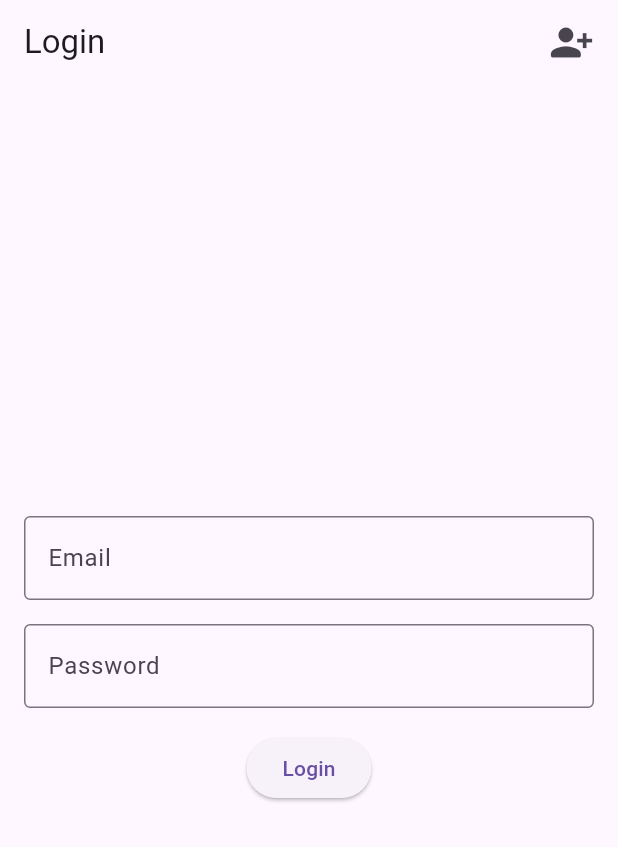
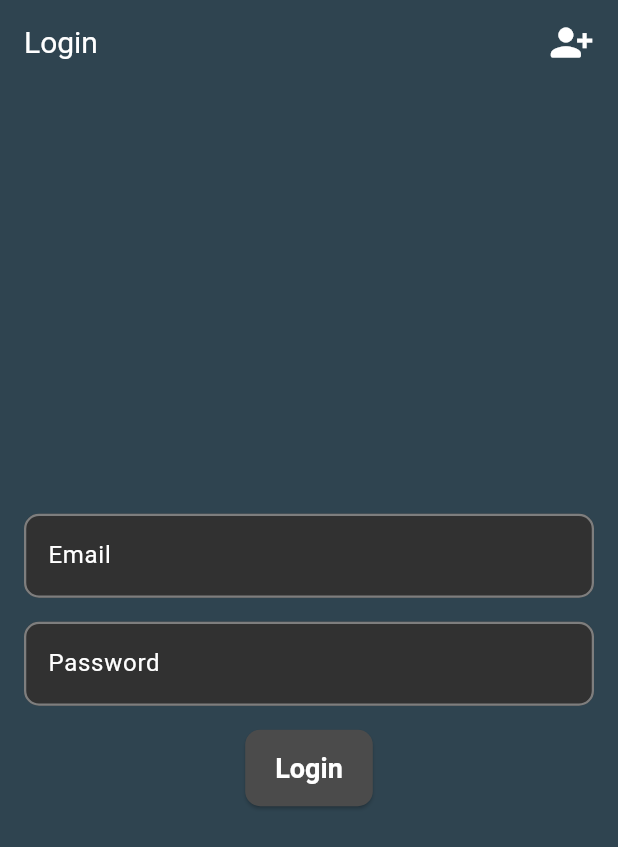
Before and after one commit to random-Kagamine-Rin-Shadow-y-un-Tilin/SEIM_canary, a Flutter app: the screen it shows after launch, on a phone screen of 412 x 824 dp. Shown: the top 847 px of the screen. Run offline on Flutter 3.47's test engine with Material 3 defaults, Android fonts, the light colour scheme and no system bars; missing offline and left inert: mongo_dart.

Commit message:
0.1.0 - fondo agregado

```diff
--- a/lib/main.dart
+++ b/lib/main.dart
@@ -3,6 +3,7 @@ import 'package:seim_canary/screens/home.dart';
 import 'package:seim_canary/screens/login.dart';
 import 'package:seim_canary/services/mongo_service.dart';
 import 'package:seim_canary/screens/register.dart';
+import 'package:seim_canary/widgets/theme.dart';
 
 void main() async {
   WidgetsFlutterBinding.ensureInitialized();
@@ -17,8 +18,9 @@ void main() async {
 
     @override
     Widget build(BuildContext context) {
-      return const MaterialApp(
+      return MaterialApp(
         debugShowCheckedModeBanner: false,
+        theme: themeMain(),
         home: LoginScreen(),
     );
   }
--- a/lib/screens/login.dart
+++ b/lib/screens/login.dart
@@ -2,6 +2,8 @@ import 'package:flutter/material.dart';
 import 'package:seim_canary/screens/home.dart';
 import 'package:seim_canary/screens/register.dart';
 import 'package:seim_canary/services/mongo_service.dart';
+import 'dart:async';
+
 
 class LoginScreen extends StatefulWidget {
   const LoginScreen({super.key});
@@ -64,6 +66,7 @@ class _LoginScreenState extends State<LoginScreen> {
           mainAxisAlignment: MainAxisAlignment.center,
           children: [
             TextField(
+              style: const TextStyle(color: Colors.white),
               controller: _emailController,
               decoration: const InputDecoration(
                 labelText: 'Email',
@@ -72,6 +75,7 @@ class _LoginScreenState extends State<LoginScreen> {
             ),
             const SizedBox(height: 16.0),
             TextField(
+              style: const TextStyle(color: Colors.white),
               controller: _passwordController,
               decoration: const InputDecoration(
                 labelText: 'Password',
--- a/lib/widgets/theme.dart
+++ b/lib/widgets/theme.dart
@@ -2,7 +2,73 @@ import 'package:flutter/material.dart';
 
 ThemeData themeMain() {
   return ThemeData(
-    scaffoldBackgroundColor: Colors.blueGrey,
-    primaryColor: Colors.white60,
+    //Color principales de la app
+    scaffoldBackgroundColor: const Color.fromARGB(255, 47, 68, 80),
+    primaryColor: const Color.fromARGB(255, 255, 255, 255),
+
+    //Barra de la app / menu
+    appBarTheme: const AppBarTheme(
+      backgroundColor: Color.fromARGB(255, 47, 68, 80),
+      titleTextStyle: TextStyle(
+        color: Color.fromARGB(255, 255, 255, 255),
+        fontSize: 20,
+      ),
+      iconTheme: IconThemeData(
+        color: Color.fromARGB(255, 255, 255, 255),
+      ),
+      elevation: 0,
+    ),
+
+    // Texto de la app
+    textTheme: const TextTheme(
+      headlineMedium: TextStyle(
+        color: Color.fromARGB(255, 255, 255, 255),
+        fontSize: 20,
+      ),
+      bodyMedium: TextStyle(
+        color: Colors.white,
+        fontSize: 16,
+      ),
+    ),
+
+    // Estilo para TextField
+    inputDecorationTheme: InputDecorationTheme(
+      filled: true,
+      fillColor: const Color.fromARGB(255, 49, 49, 49),
+      hintStyle: TextStyle(color: const Color.fromARGB(255, 158, 151, 151)),
+      labelStyle: const TextStyle(color: Colors.white),
+      enabledBorder: OutlineInputBorder(
+        borderSide: const BorderSide(
+            color: Color.fromARGB(255, 126, 126, 126), width: 1.5),
+        borderRadius: BorderRadius.circular(10),
+      ),
+      focusedBorder: OutlineInputBorder(
+        borderSide: const BorderSide(color: Colors.blue, width: 2),
+        borderRadius: BorderRadius.circular(10),
+      ),
+      border: OutlineInputBorder(
+        borderRadius: BorderRadius.circular(10),
+      ),
+    ),
+
+    // Estilo para botones
+    elevatedButtonTheme: ElevatedButtonThemeData(
+      style: ElevatedButton.styleFrom(
+        backgroundColor: const Color.fromARGB(255, 75, 75, 75),
+        foregroundColor: const Color.fromARGB(255, 255, 255, 255),
+        textStyle: const TextStyle(fontSize: 18, fontWeight: FontWeight.bold,),
+        shape: RoundedRectangleBorder(
+          borderRadius: BorderRadius.circular(10),
+        ),
+        padding: const EdgeInsets.symmetric(horizontal: 20, vertical: 15),
+      ),
+    ),
+
+    textButtonTheme: TextButtonThemeData(
+      style: TextButton.styleFrom(
+        foregroundColor: const Color.fromARGB(255, 255, 255, 255),
+        textStyle: const TextStyle(fontSize: 16),
+      ),
+    ),
   );
 }
```
